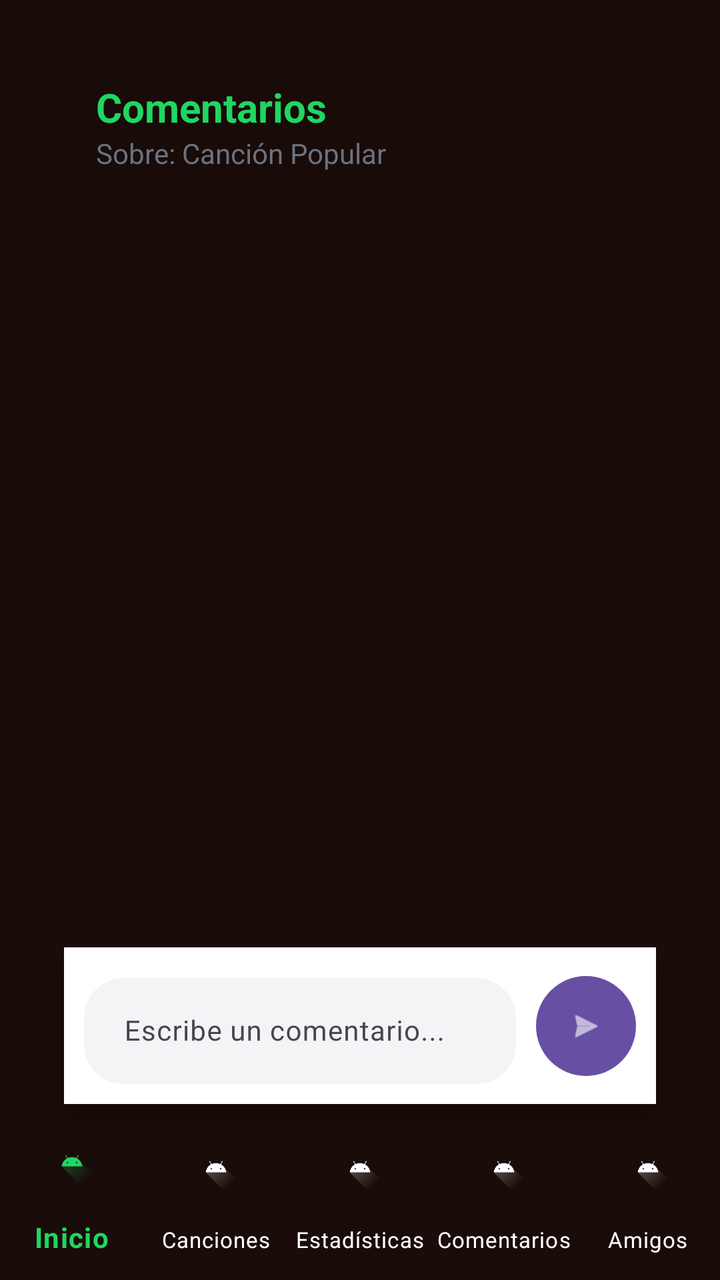
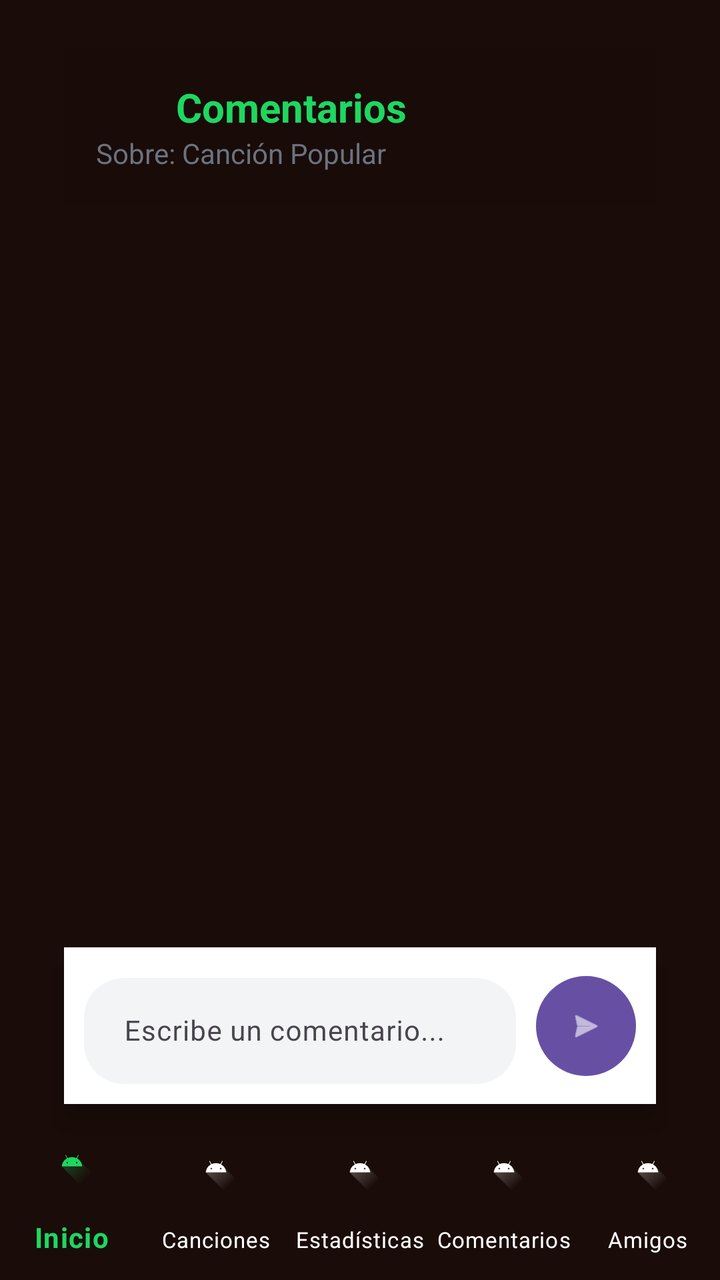

Screens rendered from an Android XML layout before and after an edit, with the pre-edit source and the edit as a unified diff.
<!-- AndroidManifest.xml: application theme Theme.Panchify -->
<!-- res/layout/activity_comments.xml -->
<?xml version="1.0" encoding="utf-8"?>
<androidx.constraintlayout.widget.ConstraintLayout
    xmlns:android="http://schemas.android.com/apk/res/android"
    xmlns:app="http://schemas.android.com/apk/res-auto"
    xmlns:tools="http://schemas.android.com/tools"
    android:id="@+id/main"
    android:layout_width="match_parent"
    android:layout_height="match_parent"
    android:background="@color/fondo_principal"
    tools:context=".vistas.Comments">

    <androidx.constraintlayout.widget.ConstraintLayout
        android:id="@+id/headerComments"
        android:layout_width="match_parent"
        android:layout_height="wrap_content"
        android:padding="16dp"
        android:background="#10000000"
        android:layout_marginHorizontal="32dp"
        android:layout_marginTop="24dp"
        app:layout_constraintStart_toStartOf="parent"
        app:layout_constraintEnd_toEndOf="parent"
        app:layout_constraintTop_toTopOf="parent">

        <TextView
            android:id="@+id/titleComments"
            android:layout_width="wrap_content"
            android:layout_height="wrap_content"
            android:text="Comentarios"
            android:textColor="@color/spotify_green"
            android:textSize="20sp"
            android:textStyle="bold"
            app:layout_constraintStart_toStartOf="parent"
            app:layout_constraintTop_toTopOf="parent" />

        <TextView
            android:layout_width="wrap_content"
            android:layout_height="wrap_content"
            android:text="Sobre: Canción Popular"
            android:textSize="14sp"
            android:textColor="#6B7280"
            app:layout_constraintTop_toBottomOf="@id/titleComments"
            app:layout_constraintStart_toStartOf="parent"/>
    </androidx.constraintlayout.widget.ConstraintLayout>

    <androidx.recyclerview.widget.RecyclerView
        android:id="@+id/listaComentarios"
        android:layout_width="0dp"
        android:layout_height="0dp"
        android:padding="8dp"
        android:clipToPadding="false"
        android:layout_marginHorizontal="32dp"
        app:layout_constraintTop_toBottomOf="@id/headerComments"
        app:layout_constraintBottom_toTopOf="@id/inputArea"
        app:layout_constraintStart_toStartOf="parent"
        app:layout_constraintEnd_toEndOf="parent"/>

    <androidx.constraintlayout.widget.ConstraintLayout
        android:id="@+id/inputArea"
        android:layout_width="match_parent"
        android:layout_height="wrap_content"
        android:padding="10dp"
        android:background="@android:color/white"
        android:elevation="10dp"
        android:layout_marginHorizontal="32dp"
        android:layout_marginBottom="8dp"
        app:layout_constraintStart_toStartOf="parent"
        app:layout_constraintEnd_toEndOf="parent"
        app:layout_constraintBottom_toTopOf="@id/bottom_navigation">

        <com.google.android.material.textfield.TextInputLayout
            android:id="@+id/inputLayout"
            android:layout_width="0dp"
            android:layout_height="wrap_content"
            android:layout_marginEnd="10dp"
            app:boxBackgroundColor="#F3F4F6"
            app:boxCornerRadiusTopStart="20dp"
            app:boxCornerRadiusTopEnd="20dp"
            app:boxCornerRadiusBottomStart="20dp"
            app:boxCornerRadiusBottomEnd="20dp"
            app:boxStrokeWidth="0dp"
            app:layout_constraintStart_toStartOf="parent"
            app:layout_constraintEnd_toStartOf="@id/btnSend"
            app:layout_constraintBottom_toBottomOf="parent"
            app:layout_constraintTop_toTopOf="parent">

            <com.google.android.material.textfield.TextInputEditText
                android:id="@+id/campoComentarios"
                android:layout_width="match_parent"
                android:layout_height="wrap_content"
                android:hint="Escribe un comentario..."
                android:paddingStart="20dp"
                android:textSize="14sp" />
        </com.google.android.material.textfield.TextInputLayout>

        <com.google.android.material.button.MaterialButton
            android:id="@+id/btnSend"
            android:layout_width="50dp"
            android:layout_height="50dp"
            android:insetLeft="0dp"
            android:insetTop="0dp"
            android:insetRight="0dp"
            android:insetBottom="0dp"
            app:icon="@android:drawable/ic_menu_send"
            app:iconGravity="textStart"
            app:iconPadding="0dp"
            app:cornerRadius="25dp"
            app:layout_constraintEnd_toEndOf="parent"
            app:layout_constraintBottom_toBottomOf="parent"
            app:layout_constraintTop_toTopOf="parent"/>
            
    </androidx.constraintlayout.widget.ConstraintLayout>

    <com.google.android.material.bottomnavigation.BottomNavigationView
        android:id="@+id/bottom_navigation"
        android:layout_width="match_parent"
        android:layout_height="wrap_content"
        app:layout_constraintBottom_toBottomOf="parent"
        app:menu="@menu/bottom_nav_menu"
        android:background="@color/fondo_principal"
        app:itemIconTint="@color/selector_bottom_nav"
        app:itemTextColor="@color/selector_bottom_nav"
        app:labelVisibilityMode="labeled"
        app:itemTextAppearanceActive="@style/BottomNavText.Active"
        app:itemTextAppearanceInactive="@style/BottomNavText.Inactive"/>

</androidx.constraintlayout.widget.ConstraintLayout>
<!-- resources referenced by this layout -->
<resources>
  <color name="fondo_principal">#1A0C09</color>
  <color name="spotify_green">#1ED760</color>
  <style name="BottomNavText.Active" parent="TextAppearance.MaterialComponents.Caption">
          <item name="android:textSize">14sp</item>
          <item name="android:textStyle">bold</item>
      </style>
  <style name="BottomNavText.Inactive" parent="TextAppearance.MaterialComponents.Caption">
          <item name="android:textSize">11sp</item>
      </style>
  <style name="Theme.Panchify" parent="Base.Theme.Panchify" />
  <style name="Base.Theme.Panchify" parent="Theme.Material3.DayNight.NoActionBar">
          
          
      </style>
</resources>

<!-- the commit's change to res/layout/activity_comments.xml (unified diff, before → after) -->
@@ -21,16 +21,31 @@
         app:layout_constraintEnd_toEndOf="parent"
         app:layout_constraintTop_toTopOf="parent">
 
+        <ImageView
+            android:id="@+id/imgProfileIcon"
+            android:layout_width="40dp"
+            android:layout_height="40dp"
+            android:layout_marginEnd="16dp"
+            android:scaleType="centerCrop"
+            android:src="@android:drawable/sym_def_app_icon"
+            android:background="?attr/selectableItemBackgroundBorderless"
+            android:clickable="true"
+            android:focusable="true"
+            app:layout_constraintStart_toStartOf="parent"
+            app:layout_constraintTop_toTopOf="parent"
+            app:layout_constraintBottom_toBottomOf="parent"/>
+
         <TextView
             android:id="@+id/titleComments"
-            android:layout_width="wrap_content"
+            android:layout_width="0dp"
             android:layout_height="wrap_content"
             android:text="Comentarios"
             android:textColor="@color/spotify_green"
             android:textSize="20sp"
             android:textStyle="bold"
-            app:layout_constraintStart_toStartOf="parent"
+            app:layout_constraintStart_toEndOf="@+id/imgProfileIcon"
             app:layout_constraintTop_toTopOf="parent" />
+
 
         <TextView
             android:layout_width="wrap_content"
